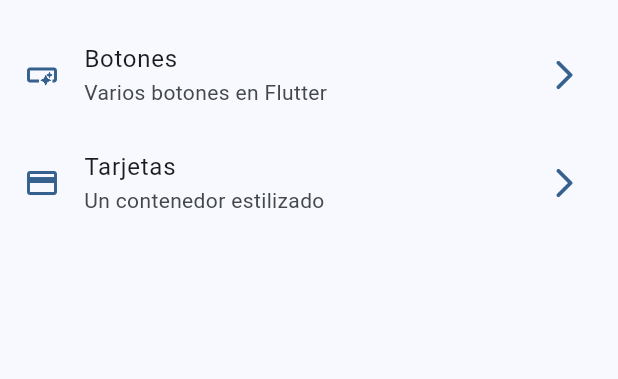
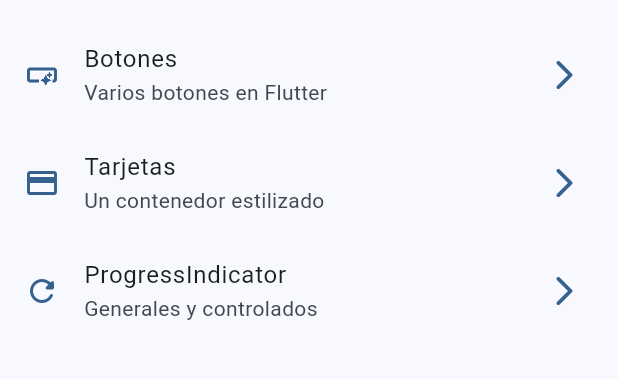
Before and after one commit to gu1llermo/widgets-app, a Flutter app: the screen it shows after launch, on a phone screen of 412 x 824 dp, the part 63-442 px from its top. Run offline on Flutter 3.47's test engine with Material 3 defaults, Android fonts, the phone set to English and light mode, and no system bars; our stand-ins replace go_router.

Commit message:
progress indicator finish

```diff
--- a/lib/config/menu/menu_item.dart
+++ b/lib/config/menu/menu_item.dart
@@ -24,4 +24,9 @@ const appMenuItems = <MenuItem>[
       subTitle: 'Un contenedor estilizado',
       link: '/cards',
       icon: Icons.credit_card),
+  MenuItem(
+      title: 'ProgressIndicator',
+      subTitle: 'Generales y controlados',
+      link: '/progress',
+      icon: Icons.refresh_rounded),
 ];
--- a/lib/config/router/app_router.dart
+++ b/lib/config/router/app_router.dart
@@ -19,5 +19,10 @@ final appRouter = GoRouter(
       name: ButtonsScreen.name,
       builder: (context, state) => const ButtonsScreen(),
     ),
+    GoRoute(
+      path: '/progress',
+      name: ProgressScreen.name,
+      builder: (context, state) => const ProgressScreen(),
+    ),
   ],
 );
```
Also changed, not shown: lib/presentation/screens/progress/progress_screen.dart (+68 -1 lines).
